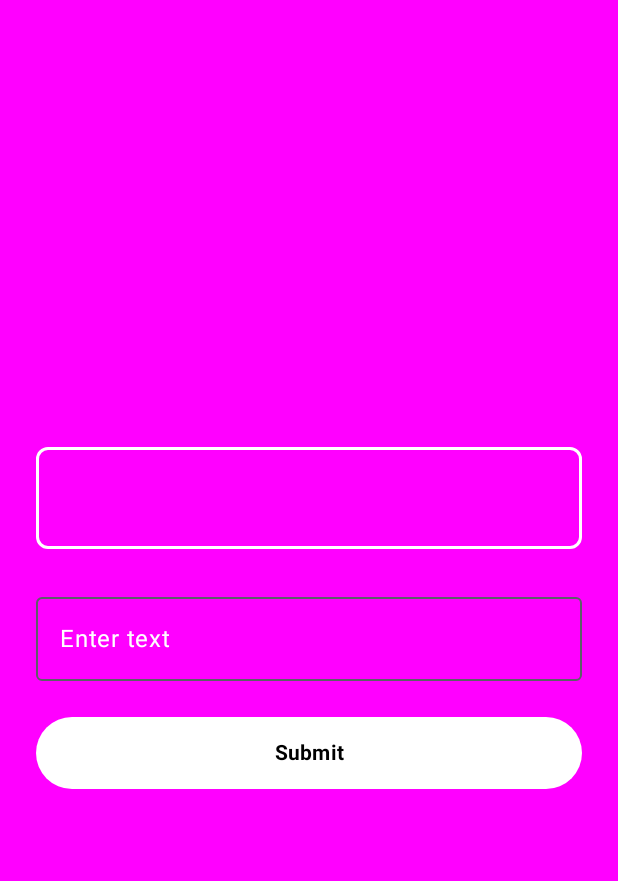
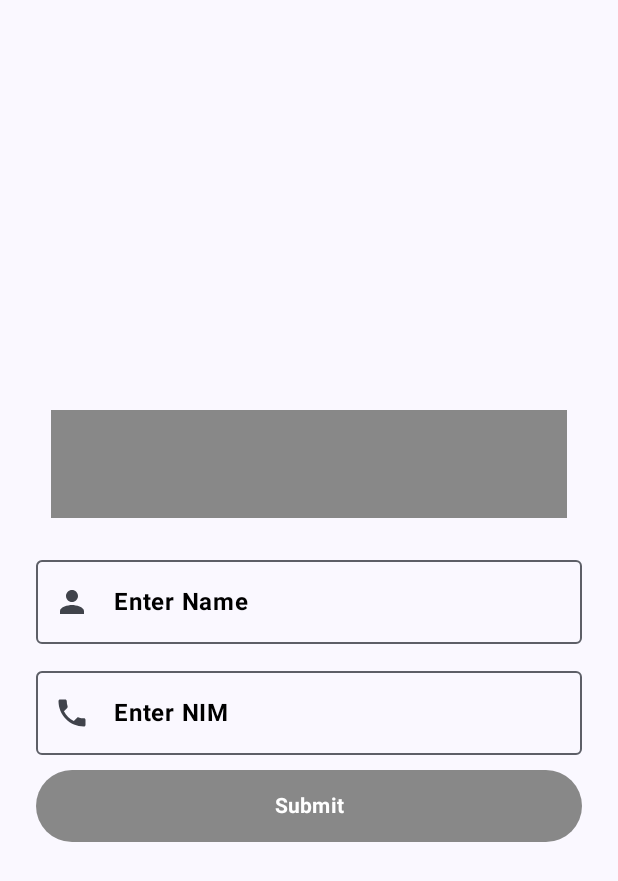
Before and after one commit to DianPandus/PapbPrak, an Android app built with Jetpack Compose: the screen it shows after launch (MainActivity), after a tap on "Submit", on a phone screen of 412 x 824 dp. Shown: the top 881 px of the screen. Run offline under Robolectric (Android 15) with nearby library versions, the phone set to English and light mode, and no system bars.

Commit message:
Penambahan element NIM dengan inputan nomor, Icon, dan pergantian background

```diff
--- a/app/src/main/java/com/yanz/projectpapb/MainActivity.kt
+++ b/app/src/main/java/com/yanz/projectpapb/MainActivity.kt
@@ -1,6 +1,5 @@
 package com.yanz.projectpapb
 
-import android.content.res.Resources.Theme
 import android.os.Bundle
 import androidx.activity.ComponentActivity
 import androidx.activity.compose.setContent
@@ -15,12 +14,16 @@ import androidx.compose.ui.Alignment
 import androidx.compose.ui.Modifier
 import androidx.compose.ui.graphics.Color
 import androidx.compose.ui.text.input.ImeAction
+import androidx.compose.ui.text.input.KeyboardType
 import androidx.compose.ui.text.style.TextAlign
+import androidx.compose.ui.unit.dp
+import androidx.compose.ui.text.font.FontWeight
 import androidx.compose.ui.tooling.preview.Preview
-import androidx.compose.ui.unit.dp
-import androidx.compose.foundation.border
-import androidx.compose.ui.text.font.FontWeight
 import com.yanz.projectpapb.ui.theme.ProjectPapbTheme
+import androidx.compose.material.icons.Icons
+import androidx.compose.material.icons.filled.Person // Import this icon
+import androidx.compose.material.icons.filled.Phone
+import androidx.compose.ui.draw.shadow
 
 class MainActivity : ComponentActivity() {
     override fun onCreate(savedInstanceState: Bundle?) {
@@ -29,7 +32,6 @@ class MainActivity : ComponentActivity() {
             ProjectPapbTheme {
                 Surface(
                     modifier = Modifier.fillMaxSize(),
-                    color = Color.Magenta
                 ) {
                     MyScreen()
                 }
@@ -42,7 +44,9 @@ class MainActivity : ComponentActivity() {
 @Composable
 fun MyScreen() {
     var text by remember { mutableStateOf("") }
+    var text2 by remember { mutableStateOf("") }
     var inputText by remember { mutableStateOf("") }
+    var inputText2 by remember { mutableStateOf("") }
     var isVisible by remember { mutableStateOf(false) }
 
     Column(
@@ -57,48 +61,77 @@ fun MyScreen() {
             Box(
                 modifier = Modifier
                     .background(Color.Transparent)
-                    .border(2.dp, Color.White, RoundedCornerShape(8.dp))
-                    .padding(16.dp)
+                    .padding(10.dp)
             ) {
+                Column {
                     Text(
                         text = text,
                         style = MaterialTheme.typography.headlineMedium,
-                    color = Color.White, // Teks berwarna putih
+                        color = Color.White,
                         fontWeight = FontWeight.Bold,
                         textAlign = TextAlign.Center,
-                    modifier = Modifier.fillMaxWidth()
+                        modifier = Modifier.fillMaxWidth().background(Color.Gray)
+                    )
+                    Text(
+                        text = text2,
+                        style = MaterialTheme.typography.headlineMedium,
+                        color = Color.White,
+                        fontWeight = FontWeight.Bold,
+                        textAlign = TextAlign.Center,
+                        modifier = Modifier.fillMaxWidth().background(Color.Gray)
                     )
                 }
             }
+        }
 
-        Spacer(modifier = Modifier.height(24.dp))
+        Spacer(modifier = Modifier.height(10.dp))
 
-        // TextField
+        // TextField with Icon
         OutlinedTextField(
             value = inputText,
             onValueChange = { inputText = it },
-            label = { Text("Enter text", color = Color.White) },
+            label = { Text("Enter Name", color = Color.Black, fontWeight = FontWeight.Bold) },
             modifier = Modifier
                 .fillMaxWidth(),
-            textStyle = LocalTextStyle.current.copy(color = Color.White),
+            textStyle = LocalTextStyle.current.copy(color = Color.Black),
             keyboardOptions = KeyboardOptions.Default.copy(imeAction = ImeAction.Done),
             singleLine = true,
+            leadingIcon = { Icon(Icons.Filled.Person, contentDescription = "User Icon") }, // Added icon
         )
 
-        Spacer(modifier = Modifier.height(24.dp))
+        Spacer(modifier = Modifier.height(10.dp))
+
+        // TextField Number
+        OutlinedTextField(
+            value = inputText2,
+            onValueChange = { inputText2 = it },
+            label = { Text("Enter NIM", color = Color.Black,fontWeight = FontWeight.Bold) },
+            modifier = Modifier
+                .fillMaxWidth(),
+            textStyle = LocalTextStyle.current.copy(color = Color.Black),
+            keyboardOptions = KeyboardOptions(
+                keyboardType = KeyboardType.Number,
+                imeAction = ImeAction.Done
+            ),
+            singleLine = true,
+            leadingIcon = { Icon(Icons.Filled.Phone, contentDescription = "Number Icon") }, // Added icon
+        )
+
+        Spacer(modifier = Modifier.height(10.dp))
 
         // Button Submit
         Button(
             onClick = {
                 text = inputText
+                text2 = inputText2
                 isVisible = true
             },
             modifier = Modifier
                 .fillMaxWidth()
                 .height(48.dp),
             colors = ButtonDefaults.buttonColors(
-                containerColor = Color.White,
-                contentColor = Color.Black
+                containerColor = Color.Gray,
+                contentColor = Color.White
             ),
         ) {
             Text("Submit", textAlign = TextAlign.Center, fontWeight = FontWeight.Bold)
```
Lines whose indentation alone changed are shown as unchanged.
